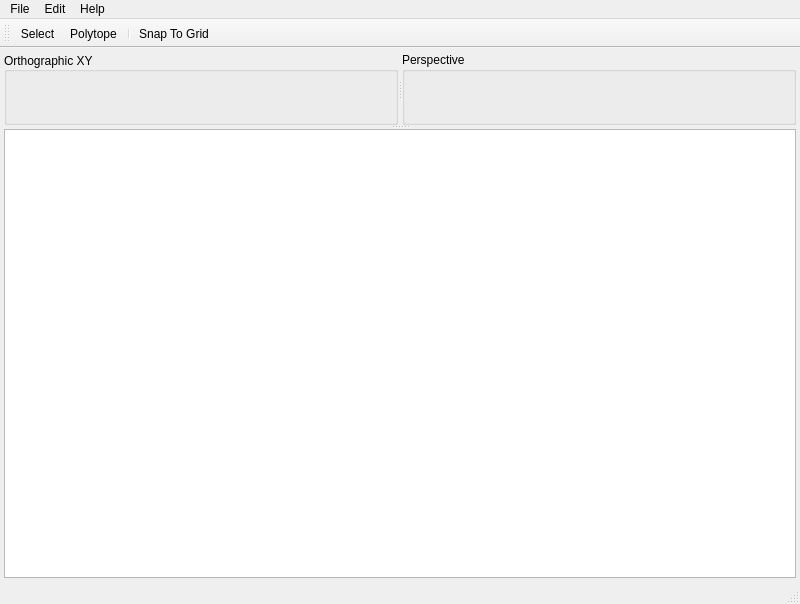
Old version of the form projects/rationalcad/forms/rc_window_main.ui in the repository freemancw/rationalcad.
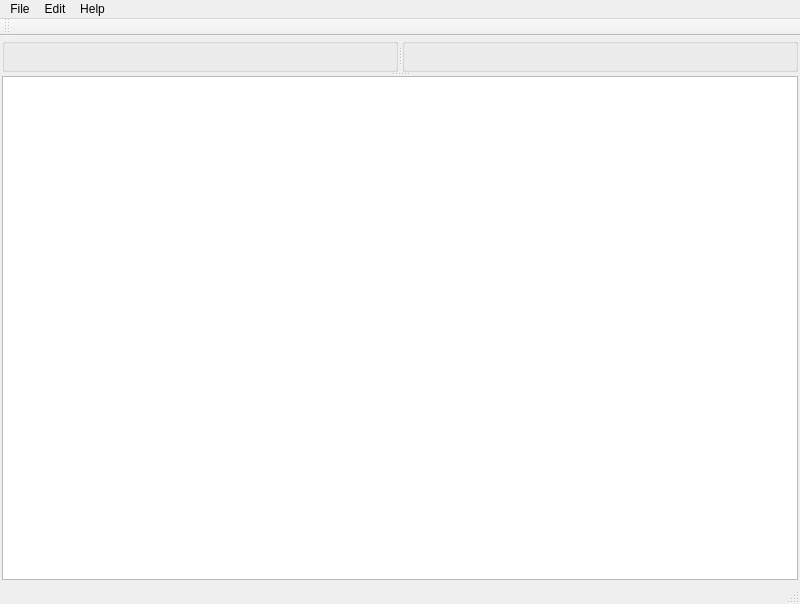
New version of the form. Icons and pictures are not drawn.

Commit message: added mutually exclusive toolbar actions

```diff
--- a/projects/rationalcad/forms/rc_window_main.ui
+++ b/projects/rationalcad/forms/rc_window_main.ui
@@ -20,19 +20,19 @@
   <widget class="QWidget" name="widget_main">
    <layout class="QGridLayout" name="gridLayout">
     <property name="leftMargin">
-     <number>4</number>
+     <number>2</number>
     </property>
     <property name="topMargin">
-     <number>4</number>
+     <number>2</number>
     </property>
     <property name="rightMargin">
-     <number>4</number>
+     <number>2</number>
     </property>
     <property name="bottomMargin">
-     <number>4</number>
+     <number>2</number>
     </property>
     <property name="spacing">
-     <number>4</number>
+     <number>2</number>
     </property>
     <item row="0" column="0">
      <widget class="QSplitter" name="vsplit_console">
@@ -45,7 +45,7 @@
        </property>
        <widget class="QGroupBox" name="group_top">
         <property name="title">
-         <string>Orthographic XY</string>
+         <string/>
         </property>
         <property name="alignment">
          <set>Qt::AlignLeading|Qt::AlignLeft|Qt::AlignVCenter</set>
@@ -55,19 +55,19 @@
         </property>
         <layout class="QGridLayout" name="gridLayout_6">
          <property name="leftMargin">
-          <number>4</number>
+          <number>2</number>
          </property>
          <property name="topMargin">
-          <number>4</number>
+          <number>2</number>
          </property>
          <property name="rightMargin">
-          <number>4</number>
+          <number>2</number>
          </property>
          <property name="bottomMargin">
-          <number>4</number>
+          <number>2</number>
          </property>
          <property name="spacing">
-          <number>4</number>
+          <number>2</number>
          </property>
         </layout>
        </widget>
@@ -77,26 +77,26 @@
         </property>
         <widget class="QGroupBox" name="group_perspective">
          <property name="title">
-          <string>Perspective</string>
+          <string/>
          </property>
          <property name="flat">
           <bool>false</bool>
          </property>
          <layout class="QGridLayout" name="gridLayout_2">
           <property name="leftMargin">
-           <number>4</number>
+           <number>2</number>
           </property>
           <property name="topMargin">
-           <number>4</number>
+           <number>2</number>
           </property>
           <property name="rightMargin">
-           <number>4</number>
+           <number>2</number>
           </property>
           <property name="bottomMargin">
-           <number>4</number>
+           <number>2</number>
           </property>
           <property name="spacing">
-           <number>4</number>
+           <number>2</number>
           </property>
          </layout>
         </widget>
@@ -179,16 +179,18 @@
    <property name="windowTitle">
     <string>toolBar</string>
    </property>
+   <property name="iconSize">
+    <size>
+     <width>16</width>
+     <height>16</height>
+    </size>
+   </property>
    <attribute name="toolBarArea">
     <enum>TopToolBarArea</enum>
    </attribute>
    <attribute name="toolBarBreak">
     <bool>false</bool>
    </attribute>
-   <addaction name="action_select_object"/>
-   <addaction name="action_create_polytope"/>
-   <addaction name="separator"/>
-   <addaction name="action_toggle_snaps"/>
   </widget>
   <action name="action_about">
    <property name="text">
```
Left out of the diff: 8 changed lines with no effect on the pictures. The commit also changes 5 other files.
